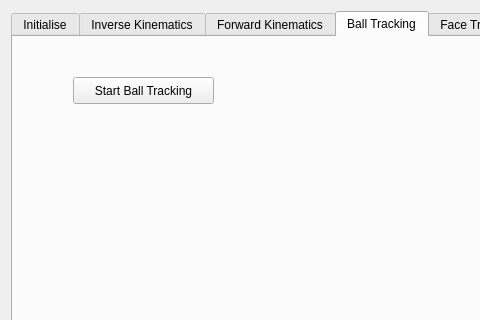
First picture: the form in tools/arm_tests/arm_test_gui/ui/widget.ui, repository girvaw2/Maggie-version-3, before the edit; both pictures show x 0 to 480 and y 0 to 320 of the 997 by 570 pixel window.
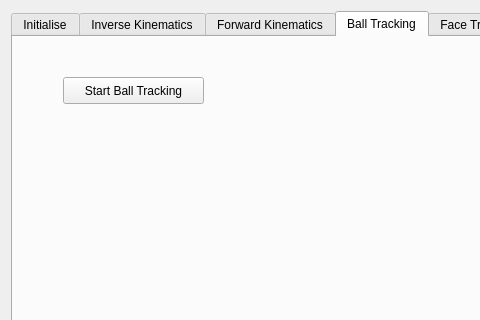
Second picture: the form after the edit.

Commit message: Track ball test commit

Diff of the .ui file:
```diff
--- a/tools/arm_tests/arm_test_gui/ui/widget.ui
+++ b/tools/arm_tests/arm_test_gui/ui/widget.ui
@@ -199,7 +199,7 @@
       <widget class="QPushButton" name="startBallTrackingPushButton">
        <property name="geometry">
         <rect>
-         <x>60</x>
+         <x>50</x>
          <y>40</y>
          <width>141</width>
          <height>27</height>
```
The commit also changes 1 other file.
